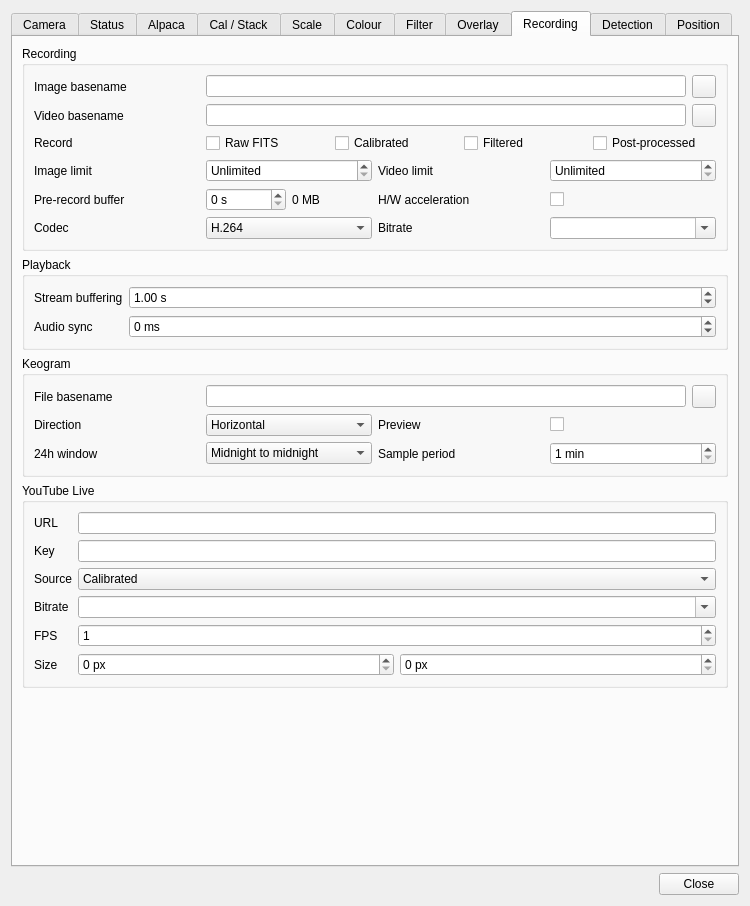
Qt form plugins/feature/camera/camerasettingsdialog.ui (srcejon/sdrangel) before a commit.
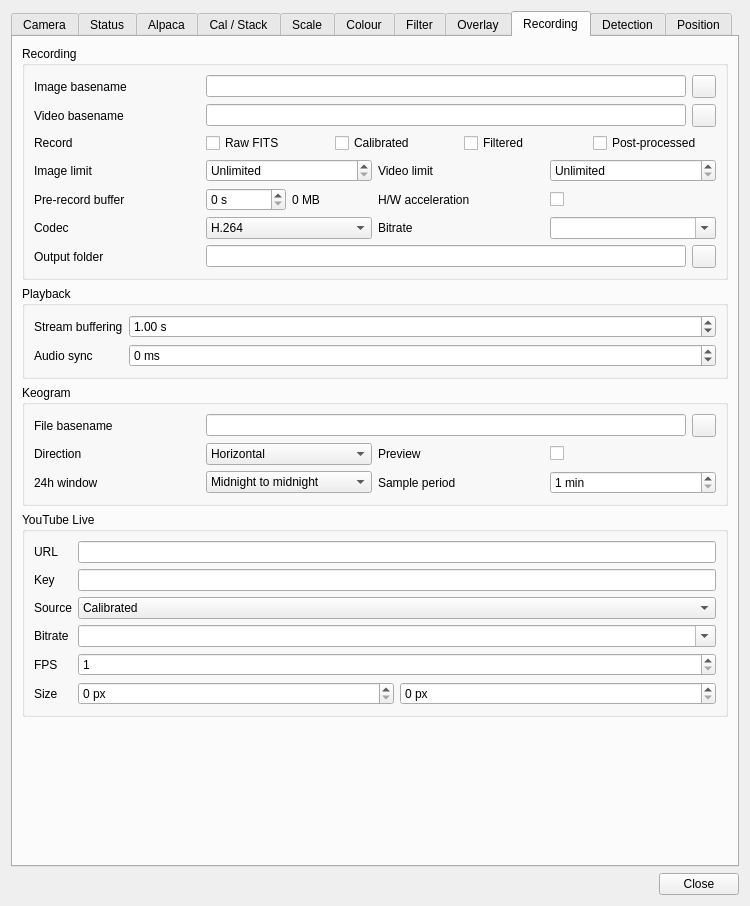
The same form after that commit. The open tabs and pages were chosen to show the change. Icons and pictures are not drawn. Custom widgets are drawn as their Qt base class.

Commit message: Add Android document tree recording output

What changed in the file:
```diff
--- a/plugins/feature/camera/camerasettingsdialog.ui
+++ b/plugins/feature/camera/camerasettingsdialog.ui
@@ -4714,6 +4714,41 @@
             </property>
            </widget>
           </item>
+          <item row="7" column="0">
+           <widget class="QLabel" name="recordingOutputDirectoryUriLabel">
+            <property name="text">
+             <string>Output folder</string>
+            </property>
+           </widget>
+          </item>
+          <item row="7" column="1" colspan="3">
+           <layout class="QHBoxLayout" name="recordingOutputDirectoryLayout">
+            <item>
+             <widget class="QLineEdit" name="recordingOutputDirectoryUriEdit">
+              <property name="toolTip">
+               <string>Android document-tree folder used for completed recordings</string>
+              </property>
+              <property name="readOnly">
+               <bool>true</bool>
+              </property>
+             </widget>
+            </item>
+            <item>
+             <widget class="QToolButton" name="recordingOutputDirectoryUriButton">
+              <property name="toolTip">
+               <string>Select an Android document-tree output folder</string>
+              </property>
+              <property name="text">
+               <string/>
+              </property>
+              <property name="icon">
+               <iconset resource="../../../sdrgui/resources/res.qrc">
+                <normaloff>:/load.png</normaloff>:/load.png</iconset>
+              </property>
+             </widget>
+            </item>
+           </layout>
+          </item>
           <item row="6" column="3">
            <widget class="QComboBox" name="videoRecordBitrateCombo">
             <property name="toolTip">
```
The commit also changes 10 other files.
